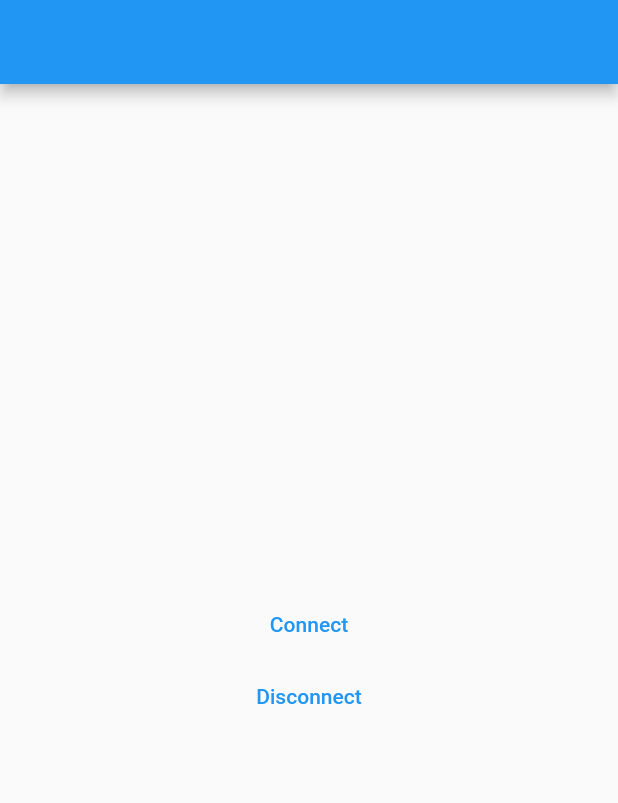
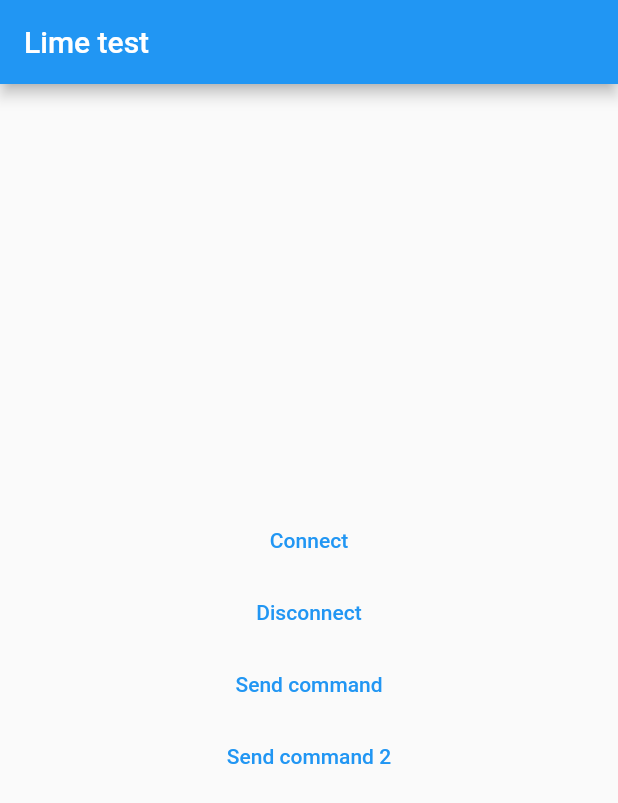
Before and after one commit to githubdoandre/flutter_getx_todo, a Flutter app: the screen it shows after launch, after a tap on "Connect", on a phone screen of 412 x 824 dp. Shown: the top 803 px of the screen. Run offline on Flutter 3.47's test engine with Material 2 defaults, Android fonts, the phone set to English and light mode, and no system bars; our stand-ins replace get; missing offline and left inert: lime; statements that could not run were skipped.

Commit message:
test lime

```diff
--- a/lib/controllers/todo_controller.dart
+++ b/lib/controllers/todo_controller.dart
@@ -1,14 +1,18 @@
-import 'package:flutter_getx_todo/models/todo_model.dart';
+import 'dart:convert';
+
 import 'package:flutter_getx_todo/sdk/sdk_client.dart';
 import 'package:get/get_state_manager/get_state_manager.dart';
 import 'package:get/get.dart';
 import 'package:lime/network/tcp_transport.dart';
+import 'package:lime/protocol/command.dart';
+import 'package:lime/protocol/enums/command_method.enum.dart';
+import 'package:lime/protocol/node.dart' as limeNode;
 
 class TodoController extends GetxController {
   var status = "".obs;
 
-  final sdkClient =
-      SDKClient(TCPTransport(uri: 'contrato-test-msqz9.hmg-ws.msging.net'));
+  final sdkClient = SDKClient(
+      TCPTransport(uri: 'wss://contrato-test-msqz9.hmg-ws.msging.net'));
 
   connect() {
     sdkClient.connect();
@@ -17,4 +21,19 @@ class TodoController extends GetxController {
   disconnect() {
     sdkClient.close();
   }
+
+  sendCommand1() async {
+    final Command c = Command(method: CommandMethod.get, uri: '/account');
+    final ret = await sdkClient.sendCommand(c);
+    status.value = (jsonEncode(ret.resource));
+  }
+
+  sendCommand2() async {
+    final Command c = Command(
+        method: CommandMethod.get,
+        uri: '/agents/owners',
+        to: limeNode.Node.parse('postmaster@desk.msging.net'));
+    final ret = await sdkClient.sendCommand(c);
+    status.value = (jsonEncode(ret.resource));
+  }
 }
--- a/lib/main.dart
+++ b/lib/main.dart
@@ -35,13 +35,7 @@ class HomePage extends StatelessWidget {
   Widget build(BuildContext context) {
     return Scaffold(
       appBar: AppBar(
-        title: Obx(
-          () {
-            return Text(
-              controller.status.value,
-            );
-          },
-        ),
+        title: const Text('Lime test'),
       ),
       body: Center(
         child: Column(
@@ -55,6 +49,21 @@ class HomePage extends StatelessWidget {
               onPressed: () => controller.disconnect(),
               child: const Text('Disconnect'),
             ),
+            TextButton(
+              onPressed: () => controller.sendCommand1(),
+              child: const Text('Send command'),
+            ),
+            TextButton(
+              onPressed: () => controller.sendCommand2(),
+              child: const Text('Send command 2'),
+            ),
+            Obx(
+              () {
+                return Text(
+                  controller.status.value,
+                );
+              },
+            ),
           ],
         ),
       ),
--- a/lib/sdk/sdk_client.dart
+++ b/lib/sdk/sdk_client.dart
@@ -1,12 +1,24 @@
+import 'dart:async';
+
 import 'package:lime/lime.dart';
 import 'package:lime/network/transport.dart';
+import 'package:lime/security/key_authentication.dart';
 
 class SDKClient extends ClientChannel {
   SDKClient(Transport transport) : super(transport);
 
+  final List<Map<String, dynamic>> _commandResolves = [];
+
   connect() async {
     await open();
-    await establishSession();
+
+    final keyAuthentication = KeyAuthentication();
+    keyAuthentication.key = 'eERTalhFc3gzSkgxc0hXdUNGeTM=';
+
+    await establishSession(
+        'andrehumano@msging.net', '!desk', keyAuthentication);
+
+    await _sendPresenceCommand();
   }
 
   close() async {
@@ -15,10 +27,56 @@ class SDKClient extends ClientChannel {
     }
   }
 
+  Future<Command> _sendPresenceCommand() async {
+    //TODO: fix fixed params
+    final resource = {
+      "echo": false,
+      "routingRule": "promiscuous",
+      "status": "available"
+    };
+
+    return sendCommand(
+      Command(
+          method: CommandMethod.set,
+          uri: '/presence',
+          type: 'application/vnd.lime.presence+json',
+          resource: resource),
+    );
+  }
+
+  @override
+  Future<Command> sendCommand(Command command) async {
+    //TODO: add logic to resolve commands here?
+
+    final Map<String, dynamic> metadata = <String, dynamic>{};
+    StreamController<Command> stream = StreamController<Command>();
+    metadata['command'] = command.id;
+    metadata['stream'] = stream;
+    _commandResolves.add(metadata);
+
+    super.sendCommand(command);
+
+    await for (Command value in stream.stream) {
+      return value;
+    }
+    throw Exception('sendCommand error');
+  }
+
   @override
   void onMessage(message) {}
   @override
   void onNotification(notification) {}
   @override
-  void onCommand(command) {}
+  void onCommand(command) {
+    if (_commandResolves.isEmpty) return;
+
+    final Map<String, dynamic> data = _commandResolves
+        .firstWhere((element) => element['command'] == command.id);
+
+    if (data.isNotEmpty) {
+      _commandResolves.remove(data);
+      final StreamController<Command> stream = data['stream'];
+      stream.sink.add(command);
+    }
+  }
 }
```
